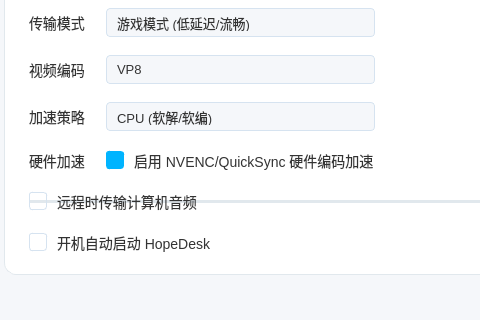
Before: the Qt Designer form HopeDeskNative/mainwindow.ui in HopeTiga/HopeDesk, drawn with Qt 5; both pictures show x 251 to 731 and y 98 to 418 of the 1080 by 750 pixel window.
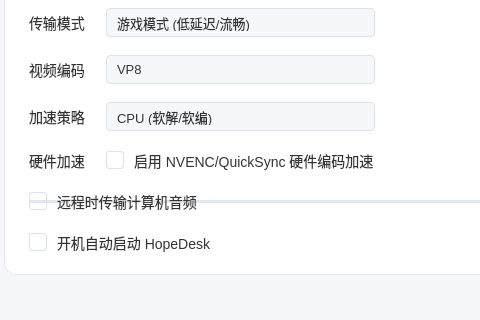
After: the same form once the commit is applied. The open tabs and pages were chosen to show the change.

What changed in the file:
```diff
--- a/HopeDeskNative/mainwindow.ui
+++ b/HopeDeskNative/mainwindow.ui
@@ -1119,11 +1119,17 @@
            </item>
            <item row="3" column="1">
             <widget class="QCheckBox" name="checkHwAccel">
+             <property name="enabled">
+              <bool>true</bool>
+             </property>
+             <property name="mouseTracking">
+              <bool>true</bool>
+             </property>
              <property name="text">
               <string>启用 NVENC/QuickSync 硬件编码加速</string>
              </property>
              <property name="checked">
-              <bool>true</bool>
+              <bool>false</bool>
              </property>
             </widget>
            </item>
```
